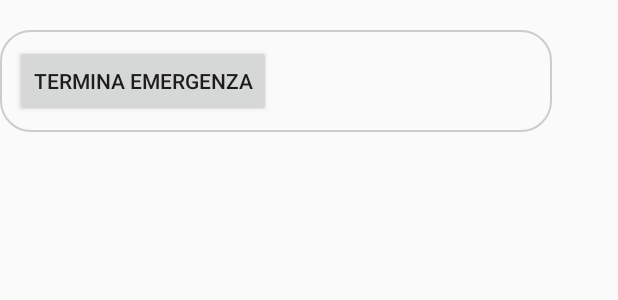
After one commit to Alescoppe94/GoSafeClient, an Android app: the layout activity_emergenza.xml on its own in the app's theme, with its tools: preview values and no code run, on a phone screen of 412 x 824 dp. The commit adds this screen. Shown: the top 300 px of the screen. Run offline under Robolectric (Android 15) with nearby library versions, the phone set to English and light mode, and no system bars.

Commit message:
Merge branch 'Fusione' of https://github.com/Alescoppe94/GoSafeClient into Fusione
# Conflicts:
#	.idea/modules.xml

```diff
--- a/app/src/main/AndroidManifest.xml
+++ b/app/src/main/AndroidManifest.xml
@@ -56,6 +56,9 @@
             android:name=".ProfiloActivity"
             android:theme="@style/AppTheme.NoActionBar" />
         <activity
+                android:name=".EmergenzaActivity"
+                android:theme="@style/AppTheme.NoActionBar" />
+        <activity
             android:name=".LoginActivity"
             android:label="@string/title_activity_login"
             android:theme="@style/AppTheme.NoActionBar"
--- a/app/src/main/java/com/example/alessandro/gosafe/VaiActivity.java
+++ b/app/src/main/java/com/example/alessandro/gosafe/VaiActivity.java
@@ -97,7 +97,11 @@ public class VaiActivity extends DefaultActivity {
     }
 
     private void calcolaPercorso() {
-        RichiestaPercorso richiestaPercorso = new RichiestaPercorso();
+        DAOUtente daoUtente = new DAOUtente(this);
+        daoUtente.open();
+        Utente utente_attivo = daoUtente.findUtente();
+        daoUtente.close();
+        RichiestaPercorso richiestaPercorso = new RichiestaPercorso(utente_attivo);
         richiestaPercorso.ottieniPercorsoNoEmergenza(this);
     }
 
--- a/app/src/main/java/com/example/alessandro/gosafe/beacon/BluetoothLeService.java
+++ b/app/src/main/java/com/example/alessandro/gosafe/beacon/BluetoothLeService.java
@@ -149,7 +149,7 @@ public class BluetoothLeService extends Service {
                     });
                     if(beaconsDetected.entrySet().iterator().hasNext()) {
                         System.out.println(beaconsDetected.entrySet().iterator().next().getKey());
-                        utente_attivo.setPosition(beaconsDetected.entrySet().iterator().next().getKey());
+                        utente_attivo.setPosition(beaconsDetected.entrySet().iterator().next().getKey()); //TODO:aggiornamento posizione su DB locale
                         AggiornamentoInfoServer ai = new AggiornamentoInfoServer();
                         ai.aggiornamentoPosizione(utente_attivo);
                     }
--- a/app/src/main/java/com/example/alessandro/gosafe/database/DAOUtente.java
+++ b/app/src/main/java/com/example/alessandro/gosafe/database/DAOUtente.java
@@ -164,7 +164,7 @@ public class DAOUtente {
         return utente;
     }
 
-    public Utente findUtente(){
+    public Utente findUtente(){ //TODO: ??
         Utente utente = null;
         Cursor  cursor = db.rawQuery("select * from " +TBL_NAME,null);
         if (cursor.moveToFirst()) {
--- a/app/src/main/java/com/example/alessandro/gosafe/firebase/MyFirebaseMessagingService.java
+++ b/app/src/main/java/com/example/alessandro/gosafe/firebase/MyFirebaseMessagingService.java
@@ -6,6 +6,7 @@ import android.content.Context;
 import android.content.Intent;
 import android.support.v4.app.NotificationCompat;
 
+import com.example.alessandro.gosafe.EmergenzaActivity;
 import com.example.alessandro.gosafe.R;
 import com.example.alessandro.gosafe.VaiActivity;
 import com.example.alessandro.gosafe.server.AggiornamentoInfoServer;
@@ -29,7 +30,7 @@ public class MyFirebaseMessagingService extends FirebaseMessagingService {
             aggiornamentoInfoServer.aggiornamentoDbClient(body);
 
         }else if(remoteMessage.getNotification().getTitle().equals("Java")) {*/
-            Intent intent = new Intent(this, VaiActivity.class);
+            Intent intent = new Intent(this, EmergenzaActivity.class);
             intent.setFlags(Intent.FLAG_ACTIVITY_CLEAR_TOP);
             PendingIntent pendingIntent = PendingIntent.getActivity(this, 0, intent, PendingIntent.FLAG_ONE_SHOT);
             NotificationCompat.Builder notificationBuilder = new NotificationCompat.Builder(this);
--- /dev/null
+++ b/app/src/main/res/layout/activity_emergenza.xml
@@ -0,0 +1,23 @@
+<?xml version="1.0" encoding="utf-8"?>
+<android.support.constraint.ConstraintLayout xmlns:android="http://schemas.android.com/apk/res/android"
+              xmlns:app="http://schemas.android.com/apk/res-auto"
+              xmlns:tools="http://schemas.android.com/tools"
+              android:id="@+id/container"
+              android:layout_width="match_parent"
+              android:layout_height="match_parent"
+              tools:context="com.example.alessandro.gosafe.EmergenzaActivity"
+              tools:layout_editor_absoluteY="81dp">
+
+    <android.support.constraint.ConstraintLayout
+            android:layout_width="385dp"
+            android:layout_height="456dp"
+            app:layout_constraintBottom_toTopOf="@+id/navigation"
+            app:layout_constraintLeft_toLeftOf="parent"
+            app:layout_constraintLeft_toRightOf="parent"
+            app:layout_constraintTop_toTopOf="parent">
+
+        <include layout="@layout/content_emergenza"/>
+
+    </android.support.constraint.ConstraintLayout>
+
+</android.support.constraint.ConstraintLayout>
--- /dev/null
+++ b/app/src/main/res/layout/content_emergenza.xml
@@ -0,0 +1,39 @@
+<?xml version="1.0" encoding="utf-8"?>
+<android.support.constraint.ConstraintLayout
+        xmlns:android="http://schemas.android.com/apk/res/android"
+        xmlns:tools="http://schemas.android.com/tools" android:layout_width="match_parent"
+        android:layout_height="match_parent"
+        xmlns:app="http://schemas.android.com/apk/res-auto">
+
+    <RelativeLayout
+            android:id="@+id/relativeLayoutEmergenza"
+            android:layout_width="368dp"
+            android:layout_height="551dp"
+            tools:layout_editor_absoluteY="8dp" tools:layout_editor_absoluteX="8dp">
+
+        <LinearLayout
+                android:layout_width="match_parent"
+                android:layout_height="wrap_content"
+                android:layout_marginTop="20dp"
+                android:background="@drawable/customborder"
+                android:orientation="vertical">
+
+            <ImageView
+                    android:id="@+id/imageViewProva"
+                    android:layout_width="wrap_content"
+                    android:layout_height="wrap_content"
+                    android:adjustViewBounds="true"
+                    android:scaleType="matrix" />
+
+            <Button
+                    android:id="@+id/termina_emergenza_button"
+                    android:layout_width="wrap_content"
+                    android:layout_height="wrap_content"
+                    android:text="Termina Emergenza" android:layout_alignParentBottom="true"
+                    android:layout_centerHorizontal="true"/>
+
+        </LinearLayout>
+
+    </RelativeLayout>
+
+</android.support.constraint.ConstraintLayout>
```
Also changed, not shown: app/src/main/java/com/example/alessandro/gosafe/EmergenzaActivity.java (added, +26 -0 lines), app/src/main/java/com/example/alessandro/gosafe/entity/Notifica.java (added, +48 -0 lines), app/src/main/java/com/example/alessandro/gosafe/server/RichiestaPercorso.java (+139 -8 lines).
